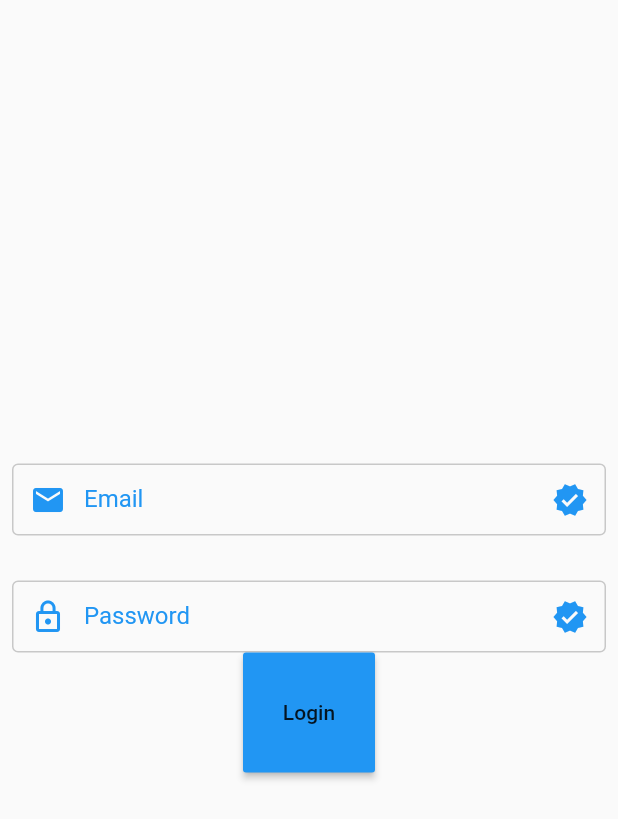
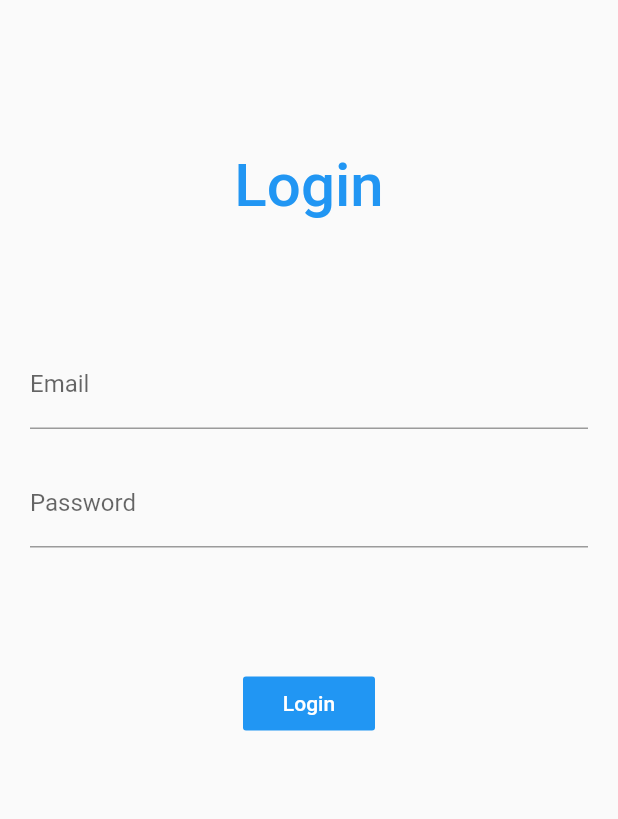
Before and after one commit to gauravsingh2708/firbase-login-using-flutter_bloc, a Flutter app: the screen it shows after launch, on a phone screen of 412 x 824 dp. Shown: the top 819 px of the screen. Run offline on Flutter 3.47's test engine with Material 2 defaults, Android fonts, the phone set to English and light mode, and no system bars; our stand-ins replace equatable, firebase_auth, firebase_core, flutter_bloc; accounts and stored records are empty.

Commit message:
<feature>(<login.dart>): <integrate bloc with login ui >
<create bloc, event, state for login with firebase >

```diff
--- a/lib/bloc/login_bloc.dart
+++ b/lib/bloc/login_bloc.dart
@@ -1,16 +1,18 @@
+
+
+
+import 'package:firebase_auth/firebase_auth.dart';
+import 'package:firebase_login/bloc/login_event.dart';
 import 'package:firebase_login/bloc/login_state.dart';
 import 'package:firebase_login/login_repo.dart';
 import 'package:flutter_bloc/flutter_bloc.dart';
 
-import 'login_event.dart';
-
 class LoginBloc extends Bloc<LoginEvent, LoginState> {
-  LoginRepository loginRepository;
 
   LoginBloc({LoginRepository loginRepository}) {
     loginRepository = loginRepository;
   }
-
+  LoginRepository loginRepository;
   @override
   LoginState get initialState => LoginInitialState();
 
@@ -19,9 +21,11 @@ class LoginBloc extends Bloc<LoginEvent, LoginState> {
     if (event is LoginButtonPressed) {
       yield LoginLoadingState();
       try {
-        var user = await loginRepository.logInWithEmailAndPassword(email: event.email,password: event.password);
+        print('${event.email}   ${event.password}');
+        var user = await LoginRepository().logInWithEmailAndPassword(email: event.email,password: event.password);
         yield LoginSuccessState(user);
       } catch (e) {
+        print(e.toString());
         yield LoginFailState(e.toString());
       }
     }
--- a/lib/bloc/login_event.dart
+++ b/lib/bloc/login_event.dart
@@ -3,10 +3,8 @@ import 'package:equatable/equatable.dart';
 abstract class LoginEvent extends Equatable {}
 
 class LoginButtonPressed extends LoginEvent {
-
   LoginButtonPressed({this.email, this.password});
   String email, password;
   @override
-  // TODO: implement props
   List<Object> get props => throw UnimplementedError();
 }
--- a/lib/bloc/login_state.dart
+++ b/lib/bloc/login_state.dart
@@ -1,28 +1,23 @@
-import 'package:equatable/equatable.dart';
 import 'package:firebase_auth/firebase_auth.dart';
 
-abstract class LoginState  {}
+abstract class LoginState {}
 
 class LoginInitialState extends LoginState {
-  @override
   List<Object> get props => null;
 }
 
 class LoginLoadingState extends LoginState {
-  @override
   List<Object> get props => null;
 }
 
 class LoginSuccessState extends LoginState {
   LoginSuccessState(this.user);
   User user;
-  @override
   List<Object> get props => null;
 }
 
 class LoginFailState extends LoginState {
   LoginFailState(this.message);
   String message;
-  @override
   List<Object> get props => null;
 }
--- /dev/null
+++ b/lib/home.dart
@@ -0,0 +1,5 @@
+import 'package:flutter/material.dart';
+class HomePage extends StatelessWidget {
+  @override
+  Widget build(BuildContext context) => Container();
+}
--- a/lib/login.dart
+++ b/lib/login.dart
@@ -1,70 +1,146 @@
+import 'package:firebase_login/bloc/login_bloc.dart';
+import 'package:firebase_login/bloc/login_event.dart';
+import 'package:firebase_login/bloc/login_state.dart';
+import 'package:firebase_login/home.dart';
 import 'package:firebase_login/login_repo.dart';
 import 'package:flutter/material.dart';
+import 'package:flutter_bloc/flutter_bloc.dart';
 
-class LoginPage extends StatefulWidget {
+
+
+class LoginPage extends StatelessWidget {
+  LoginRepository loginRepository = LoginRepository();
   @override
-  _LoginPageState createState() => _LoginPageState();
+  Widget build(BuildContext context) => BlocProvider(
+    create: (context) => LoginBloc(loginRepository: loginRepository),
+    child: LoginPageUi(),
+    );
 }
 
-class _LoginPageState extends State<LoginPage> {
-  LoginRepository loginRepository = LoginRepository();
-
+class LoginPageUi extends StatelessWidget {
+  TextEditingController emailTextController = TextEditingController();
+  TextEditingController passTextController = TextEditingController();
+  LoginBloc loginBloc;
   @override
-  Widget build(BuildContext context)=> Scaffold(
-    body: Form(
-      child: Padding(
-        padding: const EdgeInsets.all(8.0),
+  Widget build(BuildContext context) {
+    loginBloc = BlocProvider.of<LoginBloc>(context);
+    return Scaffold(
+      body: SingleChildScrollView(
         child: Column(
           mainAxisAlignment: MainAxisAlignment.center,
           crossAxisAlignment: CrossAxisAlignment.center,
           children: [
-            TextFormField(
-              keyboardType: TextInputType.text,
-//            onSaved: (input) =>
-//            validator: (input) =>
-//            obscureText:
-              decoration: InputDecoration(
-                labelText: 'Email',
-                labelStyle: TextStyle(color: Theme.of(context).accentColor),
-                contentPadding: const EdgeInsets.all(12),
-                hintText: 'Enter your Email',
-                hintStyle: TextStyle(color: Theme.of(context).focusColor.withOpacity(0.7)),
-                prefixIcon: Icon(Icons.email, color: Theme.of(context).accentColor),
-                suffixIcon: Icon(Icons.verified, color: Theme.of(context).accentColor),
-                border: OutlineInputBorder(borderSide: BorderSide(color: Theme.of(context).focusColor.withOpacity(0.2))),
-                focusedBorder: OutlineInputBorder(borderSide: BorderSide(color: Theme.of(context).focusColor.withOpacity(0.5))),
-                enabledBorder: OutlineInputBorder(borderSide: BorderSide(color: Theme.of(context).focusColor.withOpacity(0.2))),
+            BlocListener<LoginBloc,LoginState>(
+              listener: (context, state) {
+                if (state is LoginSuccessState) {
+                }
+              },
+              child: BlocBuilder<LoginBloc,LoginState>(
+                builder: (context,state){
+                  if (state is LoginInitialState) {
+                    return bodyUi();
+                  } else if (state is LoginLoadingState) {
+                    return const Center(
+                      child: CircularProgressIndicator(),
+                    );
+                  } else if (state is LoginFailState) {
+                    return Column(
+                      mainAxisAlignment: MainAxisAlignment.center,
+                      children: <Widget>[
+                        const SizedBox(height: 100,),
+                        Container(
+                          padding: const EdgeInsets.all(5.0),
+                          child: Text(
+                            'Error ${state.message}',
+                            style: const TextStyle(color: Colors.red),
+                          ),
+                        ),
+                        bodyUi(),
+                      ],
+                    );
+                  } else if (state is LoginSuccessState) {
+                    emailTextController.text = '';
+                    passTextController.text = '';
+                    return Container(
+                      child: const Center(
+                        child: Text('Home Page',style: TextStyle(fontSize: 40,fontWeight: FontWeight.bold),),
+                      ),
+                    );
+                  }
+                  return Container();
+                }
               ),
-            ),
-            const SizedBox(height: 30,),
-            TextFormField(
-              keyboardType: TextInputType.text,
-//            onSaved: (input) =>
-//            validator: (input) =>
-//            obscureText:
-              decoration: InputDecoration(
-                labelText: 'Password',
-                labelStyle: TextStyle(color: Theme.of(context).accentColor),
-                contentPadding: const EdgeInsets.all(12),
-                hintText: '••••••••••••',
-                hintStyle: TextStyle(color: Theme.of(context).focusColor.withOpacity(0.7)),
-                prefixIcon: Icon(Icons.lock_outline, color: Theme.of(context).accentColor),
-                suffixIcon: Icon(Icons.verified, color: Theme.of(context).accentColor),
-                border: OutlineInputBorder(borderSide: BorderSide(color: Theme.of(context).focusColor.withOpacity(0.2))),
-                focusedBorder: OutlineInputBorder(borderSide: BorderSide(color: Theme.of(context).focusColor.withOpacity(0.5))),
-                enabledBorder: OutlineInputBorder(borderSide: BorderSide(color: Theme.of(context).focusColor.withOpacity(0.2))),
-              ),
-            ),
-            MaterialButton(
-              onPressed:(){
-              },
-              height: 80,
-              color: Colors.blue,
-              child: const Text('Login'),
             )
           ],
         ),
       ),
-    ),
+    );
+  }
+  Widget bodyUi()=> Padding(
+    padding: const EdgeInsets.all(20.0),
+    child: Column(
+        mainAxisAlignment: MainAxisAlignment.center,
+        crossAxisAlignment: CrossAxisAlignment.center,
+        children: [
+          const Padding(
+            padding: EdgeInsets.symmetric(vertical:80.0),
+            child: Text('Login',style: TextStyle(fontSize: 40,color: Colors.blue,fontWeight: FontWeight.w500),),
+          ),
+          TextFormField(
+            decoration: const InputDecoration(
+              labelText: 'Email',
+              hintText: 'Enter valid Email'
+            ),
+            controller: emailTextController,
+          ),
+          const SizedBox(height: 20,),
+          TextFormField(
+            decoration: const InputDecoration(
+                labelText: 'Password',
+                hintText: 'Enter password'
+            ),
+            controller: passTextController,
+          ),
+          Padding(
+            padding: const EdgeInsets.symmetric(vertical:80.0),
+            child: FlatButton(onPressed:(){
+              loginBloc.add(
+                LoginButtonPressed(email: emailTextController.text,password: passTextController.text),
+              );
+            }, child: const Text('Login',style: TextStyle(color: Colors.white),),color: Colors.blue,),
+          )
+        ],
+      ),
   );
+
 }
+
+
+// class LoginPage extends StatefulWidget {
+//   @override
+//   _LoginPageState createState() => _LoginPageState();
+// }
+//
+// class _LoginPageState extends State<LoginPage> {
+//   LoginRepository loginRepository = LoginRepository();
+//   TextEditingController emailTextController = TextEditingController();
+//   TextEditingController passTextController = TextEditingController();
+//   LoginBloc loginBloc;
+//   @override
+//   Widget build(BuildContext context){
+//     loginBloc = BlocProvider.of<LoginBloc>(context);
+//     return Scaffold(
+//     body: Form(
+//       child: Padding(
+//         padding: const EdgeInsets.all(8.0),
+//         child: BlocProvider(
+//           create: (context) =>LoginBloc(loginRepository: loginRepository),
+//           child: BlocBuilder<LoginBloc,LoginState>(
+//             builder: (context,){},
+//           ),
+//         ),
+//       ),
+//     ),
+//   );
+//   }
+// }
```
